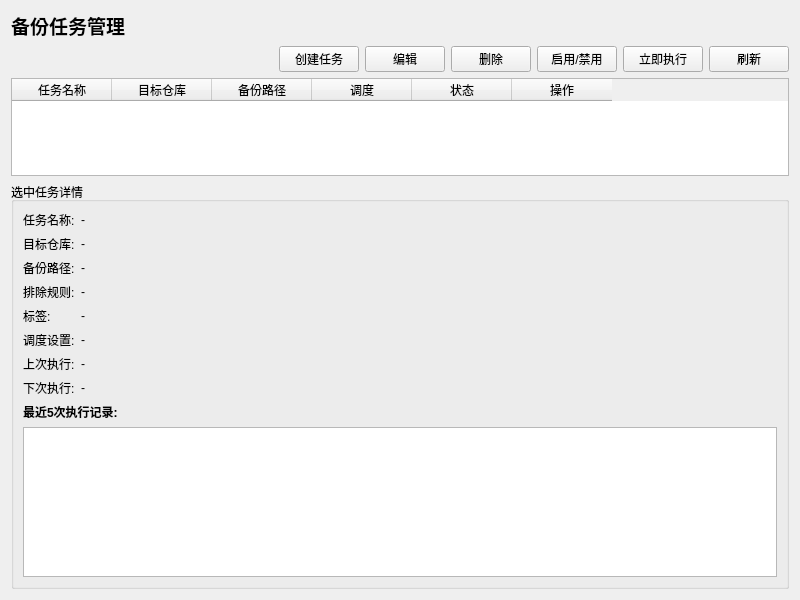
Above: src/ui/pages/BackupPage.ui from zhanglt/restic-gui before the change. Below: the same form after it.
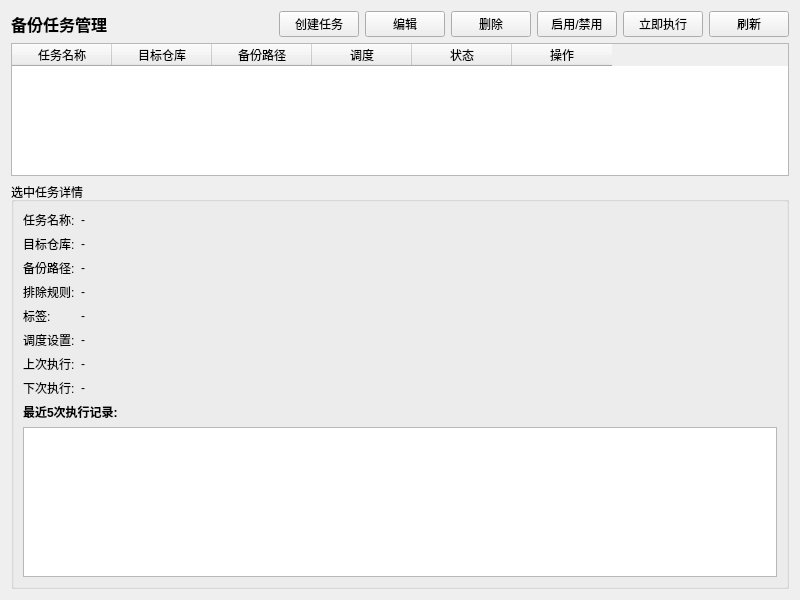
That is the form after the change.

Commit message: 优化界面及部分功能

Patch:
```diff
--- a/src/ui/pages/BackupPage.ui
+++ b/src/ui/pages/BackupPage.ui
@@ -12,10 +12,13 @@
   </property>
   <layout class="QVBoxLayout" name="verticalLayout">
    <item>
+    <layout class="QHBoxLayout" name="horizontalLayout">
+     <item>
     <widget class="QLabel" name="label">
      <property name="font">
       <font>
-       <pointsize>14</pointsize>
+         <family>Arial</family>
+         <pointsize>12</pointsize>
        <weight>75</weight>
        <bold>true</bold>
       </font>
@@ -26,8 +29,6 @@
     </widget>
    </item>
    <item>
-    <layout class="QHBoxLayout" name="horizontalLayout">
-     <item>
       <spacer name="horizontalSpacer">
        <property name="orientation">
         <enum>Qt::Horizontal</enum>
```
Left out of the diff: 6 changed lines with no effect on the pictures. Lines whose indentation alone changed are shown as unchanged. The commit also changes 6 other files.
